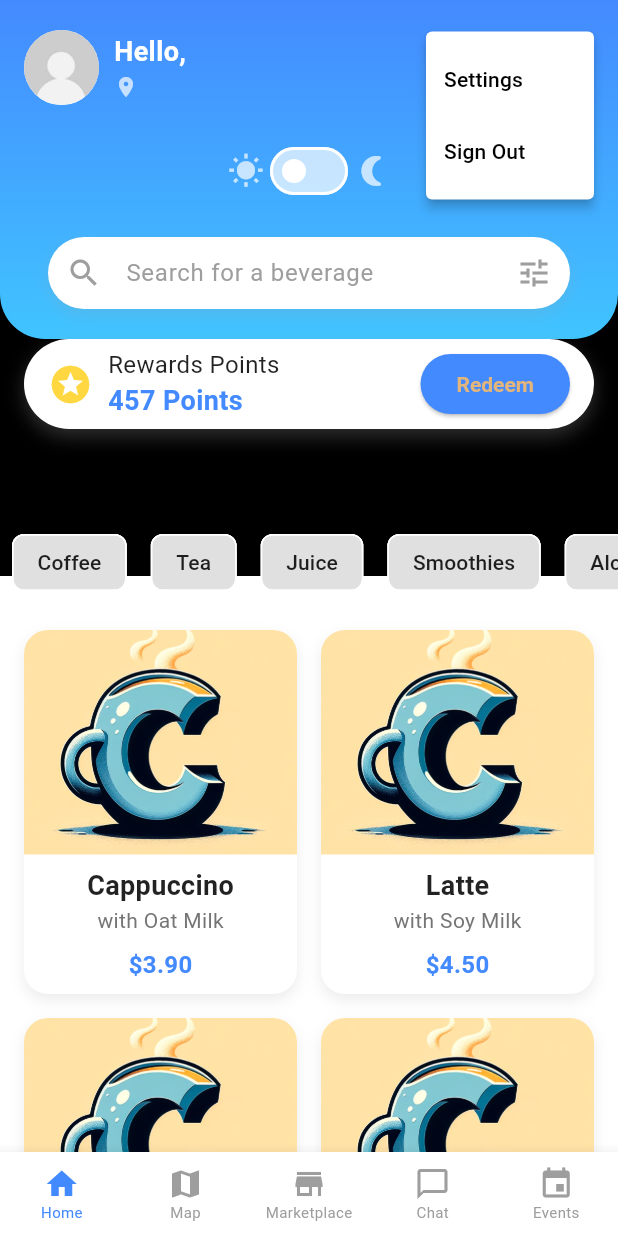
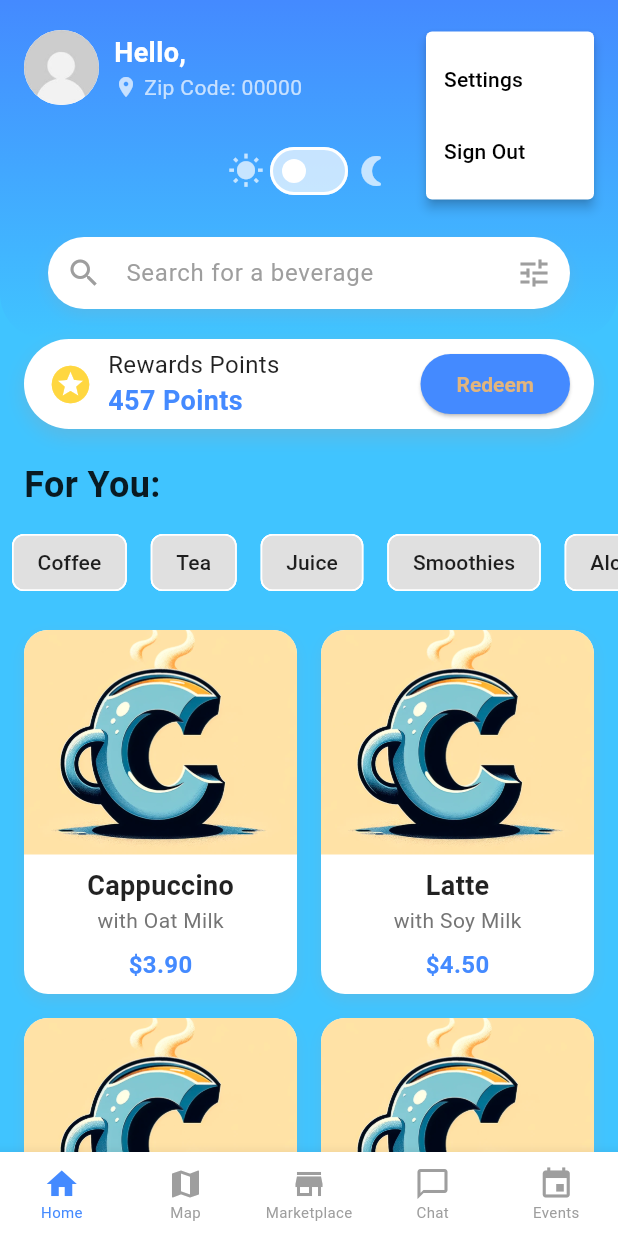
Before and after one commit to seena-kab/CupCompanion, a Flutter app: the HomeScreen screen opened by its route, after a tap on the "settings" icon, on a phone screen of 412 x 824 dp. Run offline on Flutter 3.47's test engine with Material 3 defaults, Android fonts, the phone set to English and light mode, and no system bars; our stand-ins replace cloud_firestore, firebase_auth, firebase_core, firebase_database, firebase_storage, geocoding and 5 more; accounts and stored records are empty.

Commit message:
Ui Update

```diff
--- a/cup_companion/lib/screens/home_screen.dart
+++ b/cup_companion/lib/screens/home_screen.dart
@@ -7,6 +7,8 @@ import 'package:cup_companion/screens/profile_screen.dart';
 import 'package:cup_companion/screens/map_screen.dart';
 import 'package:cup_companion/screens/marketplace_screen.dart';
 import 'package:cup_companion/screens/notifications_screen.dart';
+import 'package:geolocator/geolocator.dart';
+import 'package:geocoding/geocoding.dart';
 import 'package:provider/provider.dart';
 import '../theme/theme_notifier.dart';
 import 'events_screen.dart';
@@ -22,6 +24,7 @@ class HomeScreenState extends State<HomeScreen> {
   final AuthService _authService = AuthService();
 
   String username = "Username";
+  String zipCode = "00000";
   String location = "Location";
   int rewardPoints = 457;
   int _selectedIndex = 0; // Tracks selected bottom navigation tab
@@ -76,19 +79,81 @@ class HomeScreenState extends State<HomeScreen> {
     // Add more drinks as needed
   ];
 
-  // Fetch user data (username and location)
 void fetchUserData() async {
   try {
     Map<String, String> userData = await _authService.fetchUserData();
     setState(() {
       username = userData['username'] ?? 'Username';
-        location = userData['location'] ?? 'Location';
+      zipCode = userData['zipCode'] ?? '00000'; // Default zip code
     });
+    // After fetching user data, get the location
+    print('User data fetched. Username: $username, Zip Code: $zipCode');
+    getUserLocation();
   } catch (e) {
-      // Handle any errors here
+    print('Error fetching user data: $e');
     setState(() {
       username = 'Username';
-        location = 'Location';
+      zipCode = '00000';
+    });
+    // Attempt to get user location even if fetching user data fails
+    getUserLocation();
+  }
+}
+
+void getUserLocation() async {
+  bool serviceEnabled;
+  LocationPermission permission;
+
+  // Check if location services are enabled.
+  serviceEnabled = await Geolocator.isLocationServiceEnabled();
+  if (!serviceEnabled) {
+    print('Location services are disabled.');
+    setState(() {
+      location = 'Zip Code: $zipCode';
+    });
+    return;
+  }
+
+  permission = await Geolocator.checkPermission();
+  if (permission == LocationPermission.denied) {
+    print('Location permission is denied. Requesting permission...');
+    permission = await Geolocator.requestPermission();
+    if (permission == LocationPermission.denied) {
+      print('User denied location permission.');
+      setState(() {
+        location = 'Zip Code: $zipCode';
+      });
+      return;
+    }
+  }
+
+  if (permission == LocationPermission.deniedForever) {
+    print('Location permission is permanently denied.');
+    setState(() {
+      location = 'Zip Code: $zipCode';
+    });
+    return;
+  }
+
+  print('Location permission granted. Fetching position...');
+  try {
+    Position position = await Geolocator.getCurrentPosition(
+      desiredAccuracy: LocationAccuracy.high,
+    );
+
+    print('Position obtained: Latitude ${position.latitude}, Longitude ${position.longitude}');
+
+    // Update the location variable with latitude and longitude
+    setState(() {
+      location = 'Lat: ${position.latitude.toStringAsFixed(6)}, '
+          'Lng: ${position.longitude.toStringAsFixed(6)}';
+    });
+    print('Location updated to: $location');
+  } catch (e, stacktrace) {
+    print('Error in getUserLocation(): $e');
+    print('Stacktrace: $stacktrace');
+    setState(() {
+      location = 'Zip Code: $zipCode';
     });
   }
 }
@@ -214,13 +279,13 @@ class HomeScreenState extends State<HomeScreen> {
                   Expanded(
                     flex: 1,
                     child: Container(
-                      color: Colors.black,
+                      color: themeNotifier.isNightMode ? Colors.black: Colors.lightBlueAccent,
                     ),
                   ),
                   Expanded(
                     flex: 1,
                     child: Container(
-                      color: Colors.white,
+                      color: themeNotifier.isNightMode ? Colors.black: Colors.lightBlueAccent,
                     ),
                   ),
                 ],
@@ -360,8 +425,7 @@ class HomeScreenState extends State<HomeScreen> {
             child: const CircleAvatar(
               radius: 25,
               backgroundColor: Colors.white,
-                backgroundImage:
-                    AssetImage('assets/images/default_avatar.png'), // Ensure this asset exists
+              backgroundImage: AssetImage('assets/images/default_avatar.png'), // Ensure this asset exists
             ),
           ),
           const SizedBox(width: 10),
--- a/cup_companion/pubspec.yaml
+++ b/cup_companion/pubspec.yaml
@@ -46,6 +46,8 @@ dependencies:
   firebase_core: ^3.4.1
   firebase_auth: ^5.2.1
   firebase_database: ^11.1.2
+  geolocator: ^9.0.2
+  geocoding: ^2.0.5
   path_provider: ^2.1.4
   provider: ^6.0.5
   hive: ^2.2.3
```
Also changed, not shown: cup_companion/lib/screens/profile_screen.dart (+69 -5 lines), cup_companion/pubspec.lock, 4 other files. Lines whose indentation alone changed are shown as unchanged.
